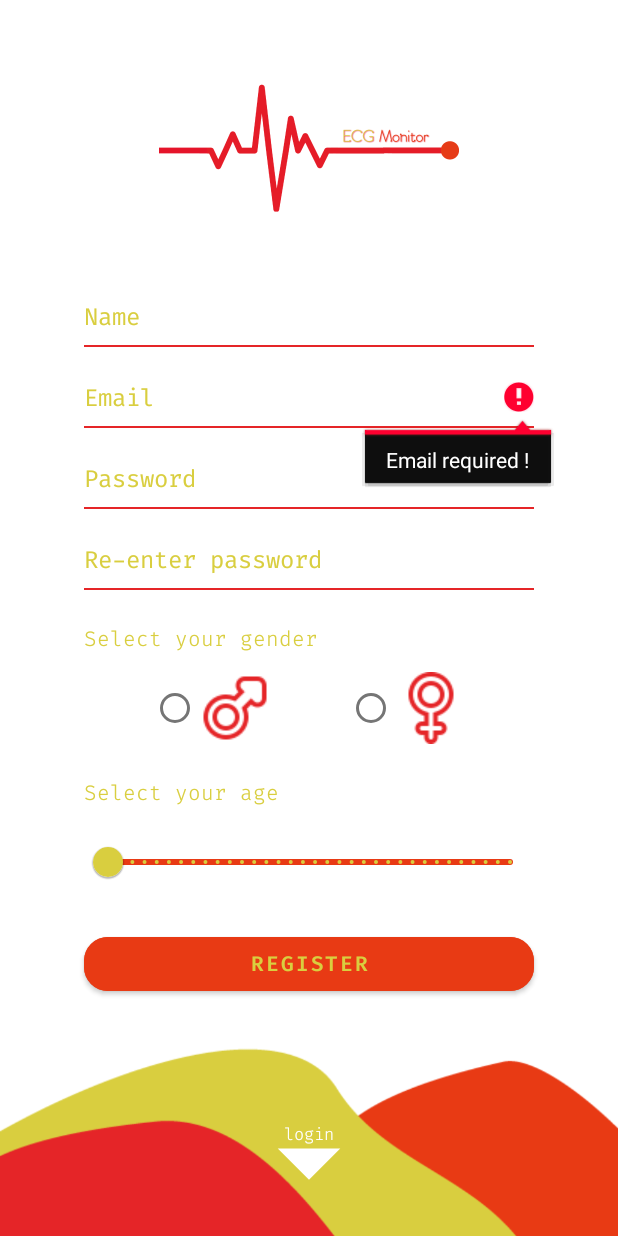
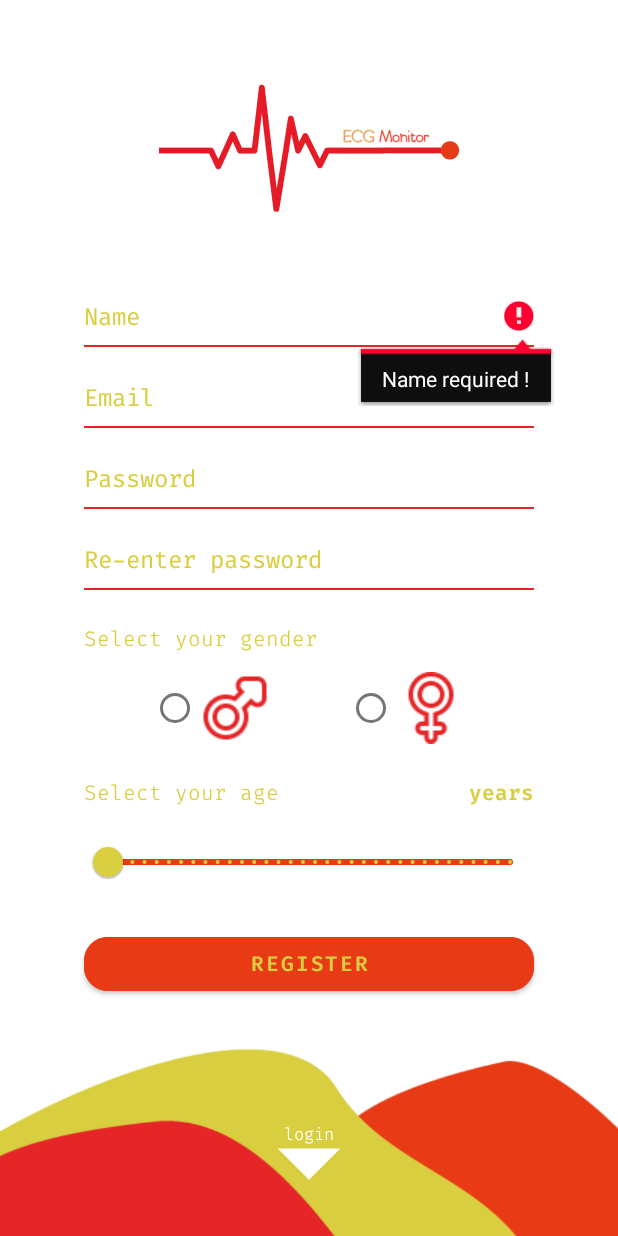
Before and after one commit to Marcel-AM/ECG-project, an Android app: the fragment RegisterFragment placed in its activity, after a tap on "REGISTER", on a phone screen of 412 x 824 dp. Run offline under Robolectric (Android 15) with nearby library versions, the phone set to English and light mode, and no system bars; our stand-ins replace Firebase (no records; nobody signed in at launch, a user with empty details on screens opened directly); libraries missing offline, so code that uses them is left out: com.github.mikephil.charting.

Commit message:
New method for saving User data in Firestore and added new fragment for resetting password

```diff
--- a/app/src/main/java/ro/marcu/licenta/activities/MainScreen.java
+++ b/app/src/main/java/ro/marcu/licenta/activities/MainScreen.java
@@ -45,7 +45,7 @@ public class MainScreen extends AppCompatActivity {
 
     private static final String TAG = "MainActivity";
 
-    private FirebaseFirestore db = FirebaseFirestore.getInstance();
+    private FirebaseFirestore fireStore;
     private FirebaseDatabase mDatabase;
     private DatabaseReference myRef;
 
@@ -87,6 +87,7 @@ public class MainScreen extends AppCompatActivity {
         heartRate = 70;
         count = 0;
 
+        fireStore = FirebaseFirestore.getInstance();
         mDatabase = FirebaseDatabase.getInstance();
         myRef = mDatabase.getReference("ECGdata/NjdaLPTfQ1NU5c5uWASjK4Zredh1/readings");
 
@@ -126,7 +127,7 @@ public class MainScreen extends AppCompatActivity {
         dataToInsert.put("bpm", data.getBpm());
         dataToInsert.put("time", data.getDateTime());
 
-        db.collection("BPM_data")
+        fireStore.collection("BPM")
                 .add(dataToInsert)
                 .addOnSuccessListener(documentReference -> {
                     Log.d("destinationInserted", "success");
--- a/app/src/main/java/ro/marcu/licenta/fragments/CallbackLoginFragment.java
+++ b/app/src/main/java/ro/marcu/licenta/fragments/CallbackLoginFragment.java
@@ -3,7 +3,9 @@ package ro.marcu.licenta.fragments;
 public interface CallbackLoginFragment {
     void changeToRegisterFragment();
     void changeToLoginFragment();
+    void changeToForgottenFragment();
     void changeToNetworkFragment();
-    void parseLoginData(String username, String password);
-    void parseRegisterData(String username, String password);
+    void parseLoginData(String email, String password);
+    void parseResetData(String email);
+    void parseRegisterData(String email, String password, String name, String gender, String age);
 }
--- a/app/src/main/java/ro/marcu/licenta/fragments/LoginFragment.java
+++ b/app/src/main/java/ro/marcu/licenta/fragments/LoginFragment.java
@@ -17,7 +17,7 @@ import ro.marcu.licenta.R;
 public class LoginFragment extends Fragment {
 
     private EditText editTextMail, editTextPassword;
-    private TextView clean;
+    private TextView clean, forgotten;
     private Button buttonLogin;
     private ImageView registerView;
     private CallbackLoginFragment callbackLoginFragment;
@@ -43,9 +43,13 @@ public class LoginFragment extends Fragment {
         buttonLogin = view.findViewById(R.id.login_btn);
 
         registerView = view.findViewById(R.id.login_to_rView);
+
         clean = view.findViewById(R.id.clean_tView);
+        forgotten = view.findViewById(R.id.forgotten_tView);
 
         registerView.setOnClickListener(v -> goToRegisterFragment());
+        forgotten.setOnClickListener(view1 -> goToForgottenFragment());
+
         clean.setOnClickListener(v -> cleanAllInput());
 
         buttonLogin.setOnClickListener(v -> {
@@ -96,6 +100,12 @@ public class LoginFragment extends Fragment {
         }
     }
 
+    private void goToForgottenFragment() {
+        if (callbackLoginFragment != null) {
+            callbackLoginFragment.changeToForgottenFragment();
+        }
+    }
+
     public void setCallbackFragment(CallbackLoginFragment callbackLoginFragment) {
         this.callbackLoginFragment = callbackLoginFragment;
 
--- a/app/src/main/java/ro/marcu/licenta/fragments/RegisterFragment.java
+++ b/app/src/main/java/ro/marcu/licenta/fragments/RegisterFragment.java
@@ -3,8 +3,8 @@ package ro.marcu.licenta.fragments;
 import static ro.marcu.licenta.fragments.LoginFragment.isValidEmail;
 
 import android.app.Activity;
+import android.graphics.Color;
 import android.os.Bundle;
-import android.util.Log;
 import android.view.LayoutInflater;
 import android.view.View;
 import android.view.ViewGroup;
@@ -15,7 +15,6 @@ import android.widget.RadioButton;
 import android.widget.RadioGroup;
 import android.widget.TextView;
 
-import androidx.annotation.NonNull;
 import androidx.fragment.app.Fragment;
 
 import com.google.android.material.slider.Slider;
@@ -26,10 +25,12 @@ public class RegisterFragment extends Fragment {
 
     private final String TAG = RegisterFragment.class.getSimpleName();
 
-    private EditText editTextMail, editTextPasswordConfirm, editTextPassword;
-    private TextView ageDisplay;
+    private EditText editTextName, editTextMail, editTextPasswordConfirm, editTextPassword;
+    private TextView ageDisplay, validationAge;
     private Button button;
     private ImageView returnLogin;
+    private RadioGroup radioGroup;
+    private Slider ageSlider;
 
     private String genderType = null;
 
@@ -49,14 +50,16 @@ public class RegisterFragment extends Fragment {
     public View onCreateView(LayoutInflater inflater, ViewGroup container, Bundle savedInstanceState) {
         View view = inflater.inflate(R.layout.fragment_register, container, false);
 
+        editTextName = view.findViewById(R.id.input_name_register);
         editTextMail = view.findViewById(R.id.input_email_register);
         editTextPassword = view.findViewById(R.id.input_password_register);
         editTextPasswordConfirm = view.findViewById(R.id.input_reEnter_password_register);
 
-        RadioGroup radioGroup = view.findViewById(R.id.radioGroup);
-        Slider priceSlider = view.findViewById(R.id.slider_age);
+        radioGroup = view.findViewById(R.id.radioGroup);
+        ageSlider = view.findViewById(R.id.slider_age);
 
         ageDisplay = view.findViewById(R.id.age_display);
+        validationAge = view.findViewById(R.id.title_gender);
 
         returnLogin = view.findViewById(R.id.register_to_lView);
 
@@ -70,26 +73,34 @@ public class RegisterFragment extends Fragment {
 
         });
 
-        priceSlider.addOnChangeListener((slider, value, fromUser) -> {
+        ageSlider.addOnChangeListener((slider, value, fromUser) -> {
             String ageString = String.valueOf(Math.round(value));
+            ageDisplay.setTextColor(getResources().getColor(R.color.app_orange));
             ageDisplay.setText(ageString);
         });
 
         returnLogin.setOnClickListener(v -> goToLoginFragment());
 
-        button.setOnClickListener(v -> validationInput(editTextMail, editTextPassword, editTextPasswordConfirm));
+        button.setOnClickListener(v -> validationInput(editTextName, editTextMail, editTextPassword, editTextPasswordConfirm,
+                genderType, ageDisplay));
 
         return view;
 
     }
 
-    private void validationInput(EditText editTextMail, EditText editTextPassword, EditText editTextPasswordConfirm) {
+    private void validationInput(EditText editTextName, EditText editTextMail, EditText editTextPassword, EditText editTextPasswordConfirm,
+                                 String gender, TextView ageDisplay) {
 
+        String name = editTextName.getText().toString();
         String mail = editTextMail.getText().toString();
         String password = editTextPassword.getText().toString();
         String passwordConfirm = editTextPasswordConfirm.getText().toString();
+        String age = ageDisplay.getText().toString();
 
-        if (mail.isEmpty() || !isValidEmail(mail)) {
+        if (name.isEmpty()) {
+            editTextName.setError("Name required !");
+            editTextName.requestFocus();
+        } else if (mail.isEmpty() || !isValidEmail(mail)) {
             editTextMail.setError("Email required !");
             editTextMail.requestFocus();
         } else if (password.isEmpty()) {
@@ -107,8 +118,14 @@ public class RegisterFragment extends Fragment {
         } else if (!password.equals(passwordConfirm)) {
             editTextPasswordConfirm.setError("Passwords are not equal !");
             editTextPasswordConfirm.requestFocus();
+        } else if (gender == null) {
+            validationAge.setError("Choose you gender !");
+            radioGroup.requestFocus();
+        } else if (age.equals("years")) {
+            ageDisplay.setError("Choose you age !");
+            ageSlider.requestFocus();
         } else {
-            callbackLoginFragment.parseRegisterData(mail, password);
+            callbackLoginFragment.parseRegisterData(mail, password, name, gender, age);
         }
 
     }
--- /dev/null
+++ b/app/src/main/res/drawable/ic_left_arrow.xml
@@ -0,0 +1,5 @@
+<vector android:autoMirrored="true" android:height="100dp"
+    android:tint="#FFFFFF" android:viewportHeight="24"
+    android:viewportWidth="24" android:width="100dp" xmlns:android="http://schemas.android.com/apk/res/android">
+    <path android:fillColor="@android:color/white" android:pathData="M14,7l-5,5 5,5V7z"/>
+</vector>
--- a/app/src/main/res/layout/fragment_register.xml
+++ b/app/src/main/res/layout/fragment_register.xml
@@ -210,13 +210,13 @@
         android:id="@+id/age_display"
         android:layout_width="wrap_content"
         android:layout_height="wrap_content"
-        android:layout_marginTop="25dp"
         android:fontFamily="@font/firacode_semibold"
         android:textColor="@color/app_yellow"
         android:textSize="14sp"
+        android:text="years"
 
         app:layout_constraintEnd_toEndOf="@id/slider_age"
-        app:layout_constraintTop_toBottomOf="@+id/radioGroup" />
+        app:layout_constraintTop_toTopOf="@+id/title_age" />
 
     <com.google.android.material.slider.Slider
         android:id="@+id/slider_age"
```
Also changed, not shown: app/src/main/java/ro/marcu/licenta/activities/FirstScreen.java (+84 -9 lines), app/src/main/java/ro/marcu/licenta/cloudData/UserData.java (added, +48 -0 lines), app/src/main/java/ro/marcu/licenta/fragments/ForgottenFragment.java (added, +76 -0 lines), app/src/main/res/layout/fragment_forgotten.xml (added, +160 -0 lines), app/src/main/res/layout/fragment_login.xml (+19 -0 lines), app/src/main/res/drawable/background_reset.png (added), app/src/main/res/drawable/background_reset_right.png (added), app/src/main/res/drawable/reset_password.png (added).
